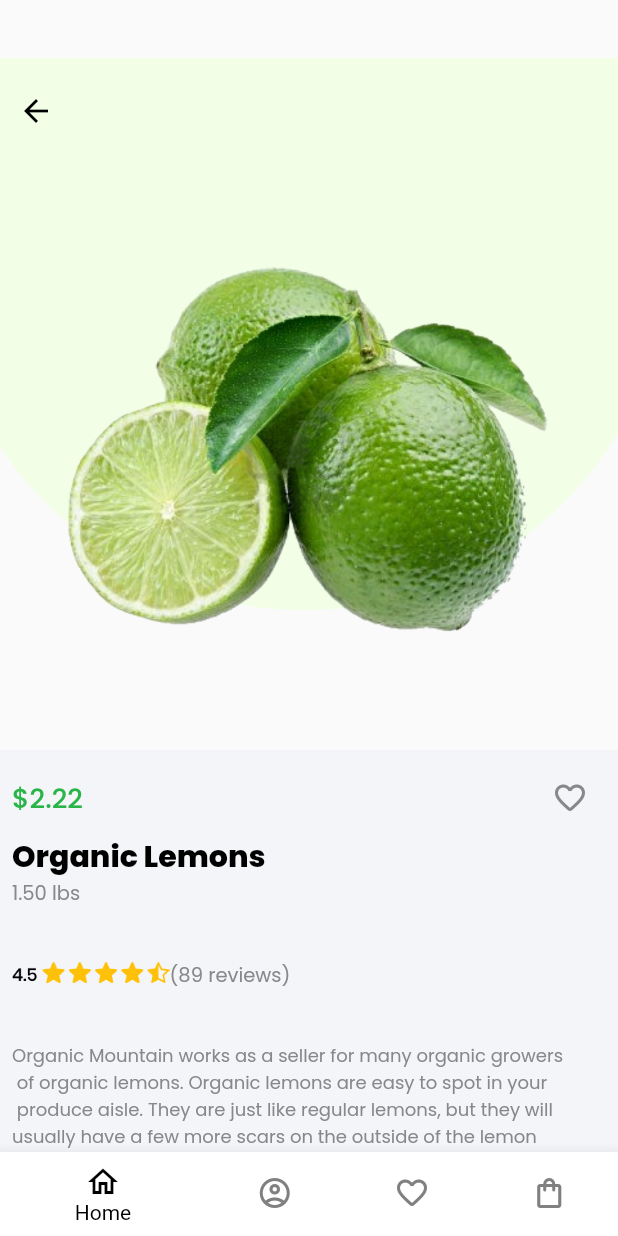
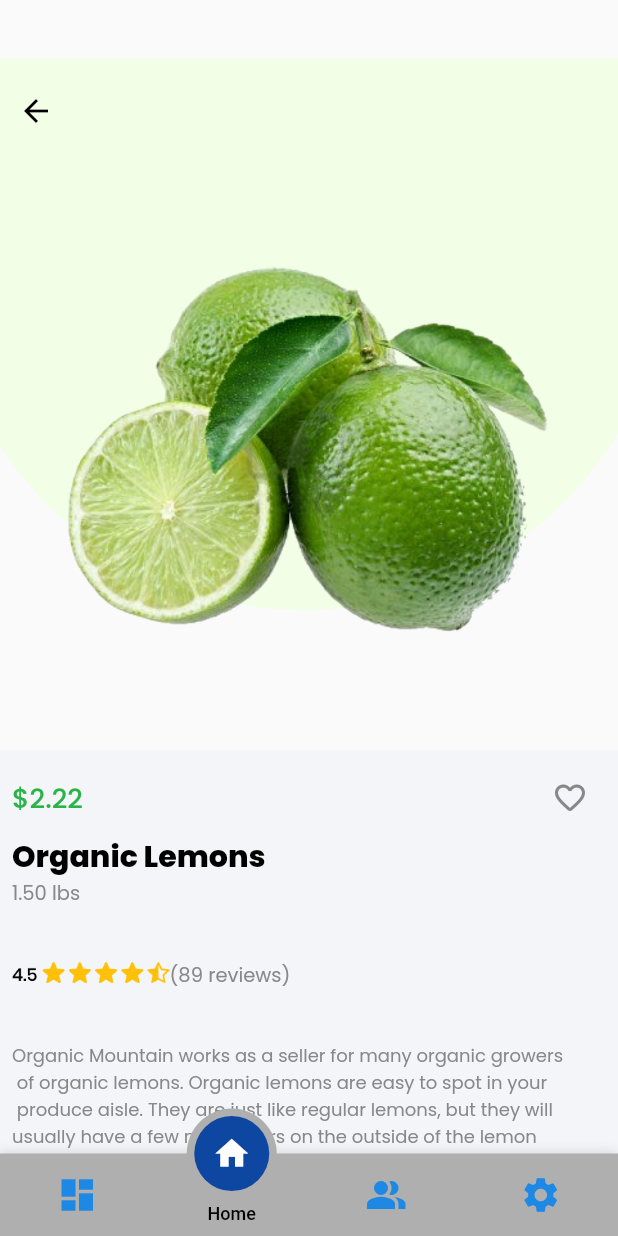
Before and after one commit to unnatidonda/big-cart, a Flutter app: the BottomNavigationScreen screen opened directly, on a phone screen of 412 x 824 dp. Run offline on Flutter 3.47's test engine with Material 2 defaults, Android fonts, the phone set to English and light mode, and no system bars; drawn by our look-alikes of motion_tab_bar_v2; statements that could not run were skipped.

Commit message:
bottom navagtion bar

```diff
--- a/lib/big_cart/bottom_navigation_screen.dart
+++ b/lib/big_cart/bottom_navigation_screen.dart
@@ -1,5 +1,8 @@
 import 'package:big_cart/big_cart/product_detail.dart';
 import 'package:flutter/material.dart';
+import 'package:motion_tab_bar_v2/motion-badge.widget.dart';
+import 'package:motion_tab_bar_v2/motion-tab-bar.dart';
+import 'package:motion_tab_bar_v2/motion-tab-controller.dart';
 
 import 'account_screen.dart';
 import 'favorites_screen.dart';
@@ -20,77 +23,131 @@ class _BottomNavigationScreenState extends State<BottomNavigationScreen> {
     const FavoritesScreen(),
     const HomeScreen(),
   ];
+  MotionTabBarController? _motionTabBarController;
+
+  @override
+  void initState() {
+    super.initState();
+
+    //// Use normal tab controller
+    // _tabController = TabController(
+    //   initialIndex: 1,
+    //   length: 4,
+    //   vsync: this,
+    // );
+
+    //// use "MotionTabBarController" to replace with "TabController", if you need to programmatically change the tab
+    _motionTabBarController = MotionTabBarController(
+      initialIndex: 1,
+      length: 4, vsync: AnimatedGridState(),
+      // vsync: this,
+    );
+  }
+
+  @override
+  void dispose() {
+    super.dispose();
+
+    // _tabController.dispose();
+    _motionTabBarController!.dispose();
+  }
 
   @override
   Widget build(BuildContext context) {
     return Scaffold(
       body: ScreenList[currentIndex],
-      bottomNavigationBar: BottomNavigationBar(
-        onTap: (value) {
+      bottomNavigationBar: MotionTabBar(
+        controller: _motionTabBarController, // ADD THIS if you need to change your tab programmatically
+        initialSelectedTab: "Home",
+        labels: const ["Dashboard", "Home", "Profile", "Settings"],
+        icons: const [Icons.dashboard, Icons.home, Icons.people_alt, Icons.settings],
+
+        // optional badges, length must be same with labels
+        badges: [
+          // Default Motion Badge Widget
+          const MotionBadgeWidget(
+            text: '99+',
+            textColor: Colors.white, // optional, default to Colors.white
+            color: Colors.red, // optional, default to Colors.red
+            size: 18, // optional, default to 18
+          ),
+
+          // custom badge Widget
+          Container(
+            color: Colors.black,
+            padding: const EdgeInsets.all(2),
+            child: const Text(
+              '48',
+              style: TextStyle(
+                fontSize: 14,
+                color: Colors.white,
+              ),
+            ),
+          ),
+
+          // allow null
+          null,
+
+          // Default Motion Badge Widget with indicator only
+          const MotionBadgeWidget(
+            isIndicator: true,
+            color: Colors.red, // optional, default to Colors.red
+            size: 5, // optional, default to 5,
+            show: true, // true / false
+          ),
+        ],
+        tabSize: 50,
+        tabBarHeight: 55,
+        textStyle: const TextStyle(
+          fontSize: 12,
+          color: Colors.black,
+          fontWeight: FontWeight.w500,
+        ),
+        tabIconColor: Colors.blue[600],
+        tabIconSize: 28.0,
+        tabIconSelectedSize: 26.0,
+        tabSelectedColor: Colors.blue[900],
+        tabIconSelectedColor: Colors.white,
+        tabBarColor: const Color(0xFFAFAFAF),
+        onTabItemSelected: (int value) {
           setState(() {
-            currentIndex = value;
+            // _tabController!.index = value;
+            _motionTabBarController!.index = value;
           });
         },
-        currentIndex: currentIndex,
-        // backgroundColor: Colors.white,
-        selectedLabelStyle: const TextStyle(),
-        showSelectedLabels: true,
-        selectedItemColor: Colors.black,
-        unselectedItemColor: const Color(0xFF808080),
-        type: BottomNavigationBarType.shifting,
-        items: const [
-          BottomNavigationBarItem(
-            icon: Icon(Icons.home_outlined),
-            backgroundColor: Color(0xFFFFFFFF),
-            label: 'Home',
-          ),
-          BottomNavigationBarItem(
-            icon: Icon(Icons.account_circle_outlined),
-            backgroundColor: Color(0xFFFFFFFF),
-            label: 'Book',
-          ),
-          BottomNavigationBarItem(
-            icon: Icon(Icons.favorite_border_rounded),
-            backgroundColor: Color(0xFFFFFFFF),
-            label: 'Saved',
-          ),
-          BottomNavigationBarItem(
-            icon: Icon(Icons.shopping_bag_outlined),
-            backgroundColor: Color(0xFFFFFFFF),
-            label: 'Profile',
-          ),
-        ],
       ),
-      // bottomNavigationBar: NavigationBar(
-      //   selectedIndex: currentIndex,
-      //   onDestinationSelected: (int index) {
+      // bottomNavigationBar: BottomNavigationBar(
+      //   onTap: (value) {
       //     setState(() {
-      //       currentIndex = index;
+      //       currentIndex = value;
       //     });
       //   },
-      //   indicatorShape: RoundedRectangleBorder(borderRadius: BorderRadius.circular(30)),
-      //   height: 49,
-      //   backgroundColor: Color(0xFFFFFFFF),
-      //   indicatorColor: Color(0xFF1D951A),
-      //   destinations: const [
-      //     NavigationDestination(
-      //       selectedIcon: Icon(Icons.home_outlined, color: Color(0xFFFFFFFF)),
+      //   currentIndex: currentIndex,
+      //   // backgroundColor: Colors.white,
+      //   selectedLabelStyle: const TextStyle(),
+      //   showSelectedLabels: true,
+      //   selectedItemColor: Colors.black,
+      //   unselectedItemColor: const Color(0xFF808080),
+      //   type: BottomNavigationBarType.shifting,
+      //   items: const [
+      //     BottomNavigationBarItem(
       //       icon: Icon(Icons.home_outlined),
+      //       backgroundColor: Color(0xFFFFFFFF),
       //       label: 'Home',
       //     ),
-      //     NavigationDestination(
-      //       selectedIcon: Icon(CupertinoIcons.tickets, color: Color(0xFFFFFFFF)),
-      //       icon: Icon(CupertinoIcons.tickets),
+      //     BottomNavigationBarItem(
+      //       icon: Icon(Icons.account_circle_outlined),
+      //       backgroundColor: Color(0xFFFFFFFF),
       //       label: 'Book',
       //     ),
-      //     NavigationDestination(
-      //       selectedIcon: Icon(Icons.bookmark_border_outlined, color: Color(0xFFFFFFFF)),
-      //       icon: Icon(Icons.bookmark_border_outlined),
+      //     BottomNavigationBarItem(
+      //       icon: Icon(Icons.favorite_border_rounded),
+      //       backgroundColor: Color(0xFFFFFFFF),
       //       label: 'Saved',
       //     ),
-      //     NavigationDestination(
-      //       selectedIcon: Icon(Icons.person_outline_sharp, color: Color(0xFFFFFFFF)),
-      //       icon: Icon(Icons.person_outline_sharp),
+      //     BottomNavigationBarItem(
+      //       icon: Icon(Icons.shopping_bag_outlined),
+      //       backgroundColor: Color(0xFFFFFFFF),
       //       label: 'Profile',
       //     ),
       //   ],
--- a/lib/main.dart
+++ b/lib/main.dart
@@ -1,6 +1,6 @@
 import 'package:flutter/material.dart';
 
-import 'big_cart/account_screen.dart';
+import 'big_cart/bottom_navigation_screen.dart';
 
 void main() {
   runApp(const MyApp());
@@ -20,7 +20,7 @@ class MyApp extends StatelessWidget {
       ),
       // initialRoute: Routesname.initialRoute,
       // routes: AppRoutes().approutes,
-      home: const AccountScreen(),
+      home: const BottomNavigationScreen(),
     );
   }
 }
--- a/pubspec.yaml
+++ b/pubspec.yaml
@@ -18,6 +18,7 @@ dependencies:
   # Use with the CupertinoIcons class for iOS style icons.
   cupertino_icons: ^1.0.2
   simple_horizontal_stepper: ^0.0.1
+  motion_tab_bar_v2: ^0.3.0
 
 dev_dependencies:
   flutter_test:
```
Also changed, not shown: pubspec.lock.
